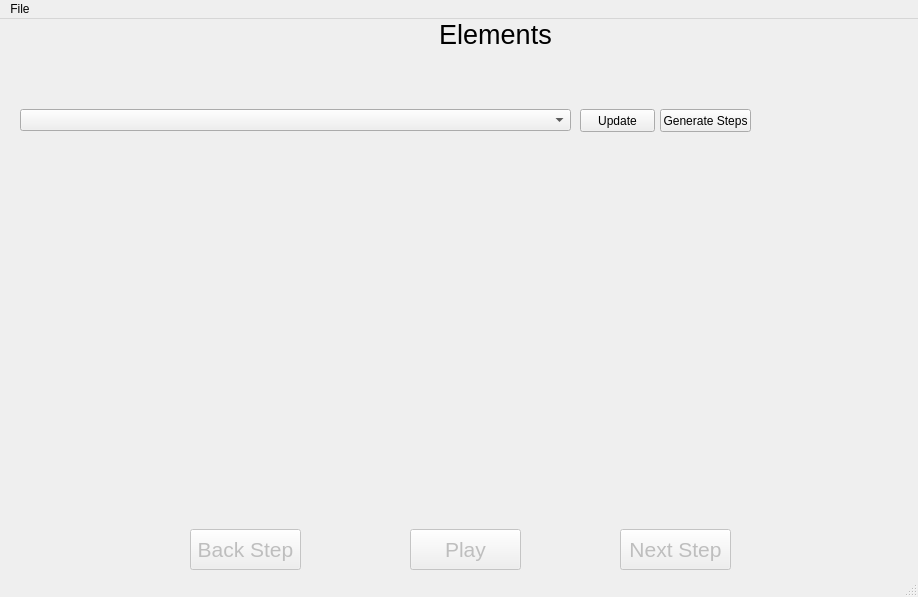
Qt form Quicksort/Quicksort/mainwindow.ui (Siwady/QuickSort-GuiAnimations) before a commit.
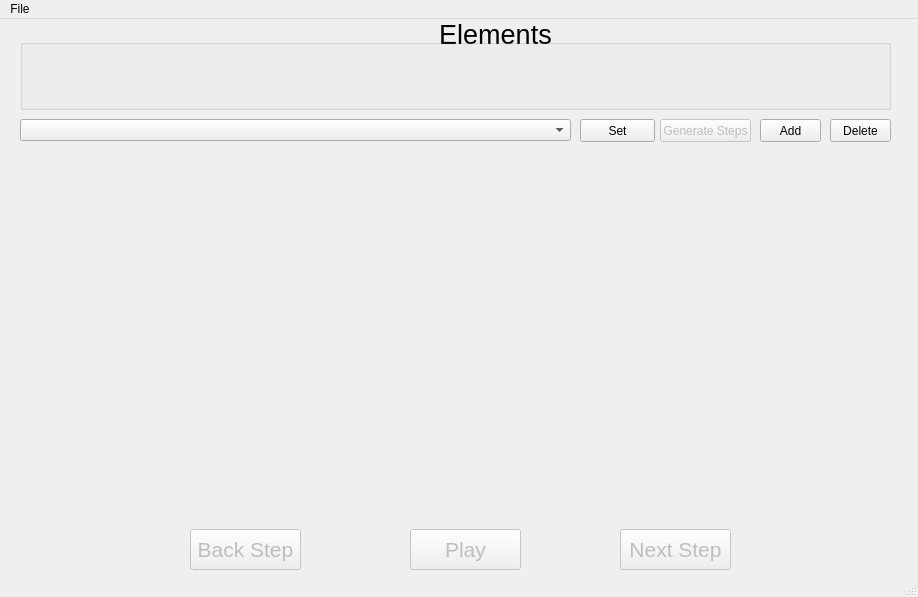
The same form after that commit. Icons and pictures are not drawn.

Patch:
```diff
--- a/Quicksort/Quicksort/mainwindow.ui
+++ b/Quicksort/Quicksort/mainwindow.ui
@@ -135,14 +135,20 @@
     </property>
    </widget>
    <widget class="QPushButton" name="pb_generate">
+    <property name="enabled">
+     <bool>false</bool>
+    </property>
     <property name="geometry">
      <rect>
       <x>660</x>
-      <y>90</y>
+      <y>100</y>
       <width>91</width>
       <height>23</height>
      </rect>
     </property>
+    <property name="styleSheet">
+     <string notr="true"/>
+    </property>
     <property name="text">
      <string>Generate Steps</string>
     </property>
@@ -151,19 +157,19 @@
     <property name="geometry">
      <rect>
       <x>20</x>
-      <y>90</y>
+      <y>100</y>
       <width>551</width>
       <height>22</height>
      </rect>
     </property>
    </widget>
-   <widget class="QWidget" name="horizontalLayoutWidget">
+   <widget class="QGroupBox" name="horizontalGroupBox">
     <property name="geometry">
      <rect>
       <x>20</x>
-      <y>40</y>
+      <y>20</y>
       <width>871</width>
-      <height>31</height>
+      <height>71</height>
      </rect>
     </property>
     <layout class="QHBoxLayout" name="gridElements">
@@ -179,13 +185,39 @@
     <property name="geometry">
      <rect>
       <x>580</x>
-      <y>90</y>
+      <y>100</y>
       <width>75</width>
       <height>23</height>
      </rect>
     </property>
     <property name="text">
-     <string>Update</string>
+     <string>Set</string>
+    </property>
+   </widget>
+   <widget class="QPushButton" name="pb_Add">
+    <property name="geometry">
+     <rect>
+      <x>760</x>
+      <y>100</y>
+      <width>61</width>
+      <height>23</height>
+     </rect>
+    </property>
+    <property name="text">
+     <string>Add</string>
+    </property>
+   </widget>
+   <widget class="QPushButton" name="pb_Delete">
+    <property name="geometry">
+     <rect>
+      <x>830</x>
+      <y>100</y>
+      <width>61</width>
+      <height>23</height>
+     </rect>
+    </property>
+    <property name="text">
+     <string>Delete</string>
     </property>
    </widget>
   </widget>
```
Left out of the diff: 16 changed lines with no effect on the pictures.
